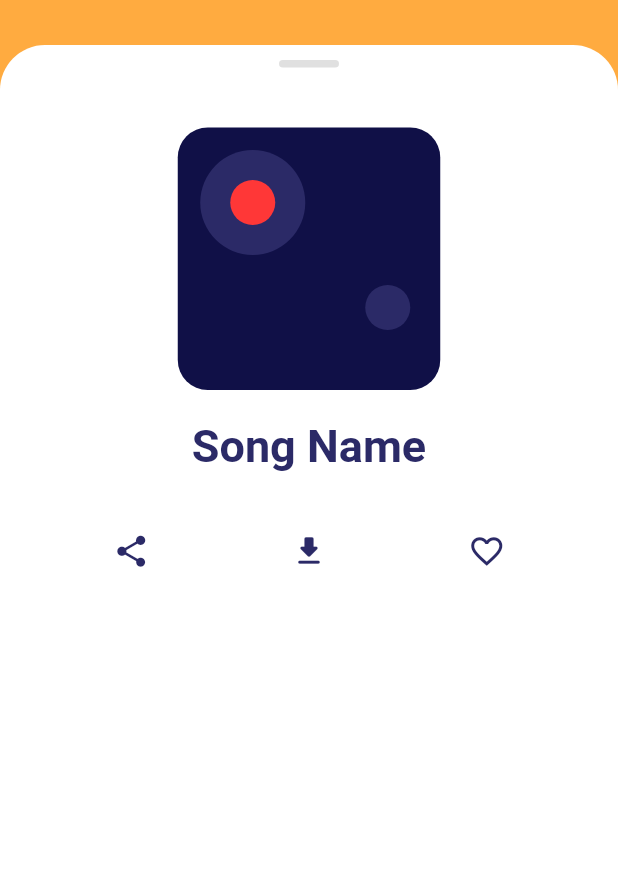
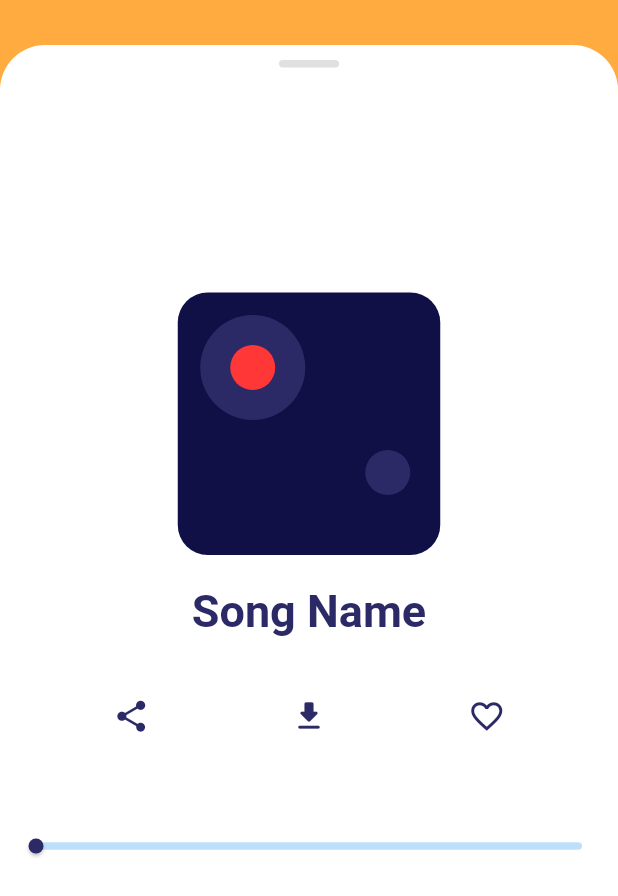
Before and after one commit to shahram1371/podcastnew, a Flutter app: the PlayScreen widget shown alone on an empty page, opened directly, on a phone screen of 412 x 824 dp. Shown: the top 896 px of the screen. Run offline on Flutter 3.47's test engine with Material 2 defaults, Android fonts, the phone set to English and light mode, and no system bars; our stand-ins replace audio_service, audioplayers; missing offline and left inert: dart:ffi.

Commit message:
add counter for time

```diff
--- a/lib/playScreen.dart
+++ b/lib/playScreen.dart
@@ -1,5 +1,6 @@
 import 'package:flutter/material.dart';
 import 'package:podcast/audio_player.dart';
+import 'secondPage.dart';
 
 class PlayScreen extends StatefulWidget {
   @override
@@ -35,7 +36,7 @@ class _PlayScreenState extends State<PlayScreen> {
                   ),
                 ),
                 SizedBox(
-                  height: 40,
+                  height: 150,
                 ),
                 Container(
                   width: 175,
@@ -110,7 +111,22 @@ class _PlayScreenState extends State<PlayScreen> {
                     ],
                   ),
                 ),
-                // Slider(value: 10, onChanged: null),
+                SizedBox(
+                  height: 50,
+                ),
+                SliderTheme(
+                  data: SliderThemeData(
+                    trackHeight: 5,
+                    thumbShape: RoundSliderThumbShape(enabledThumbRadius: 5),
+                  ),
+                  child: Slider(
+                      min: 0,
+                      max: 20,
+                      value: 0,
+                      activeColor: Color(0xff2B2A67),
+                      inactiveColor: Colors.blue.withOpacity(0.3),
+                      onChanged: (value) {}),
+                ),
                 // AudioFile(),
               ],
             ),
```
Also changed, not shown: lib/secondPage.dart (+37 -8 lines).
